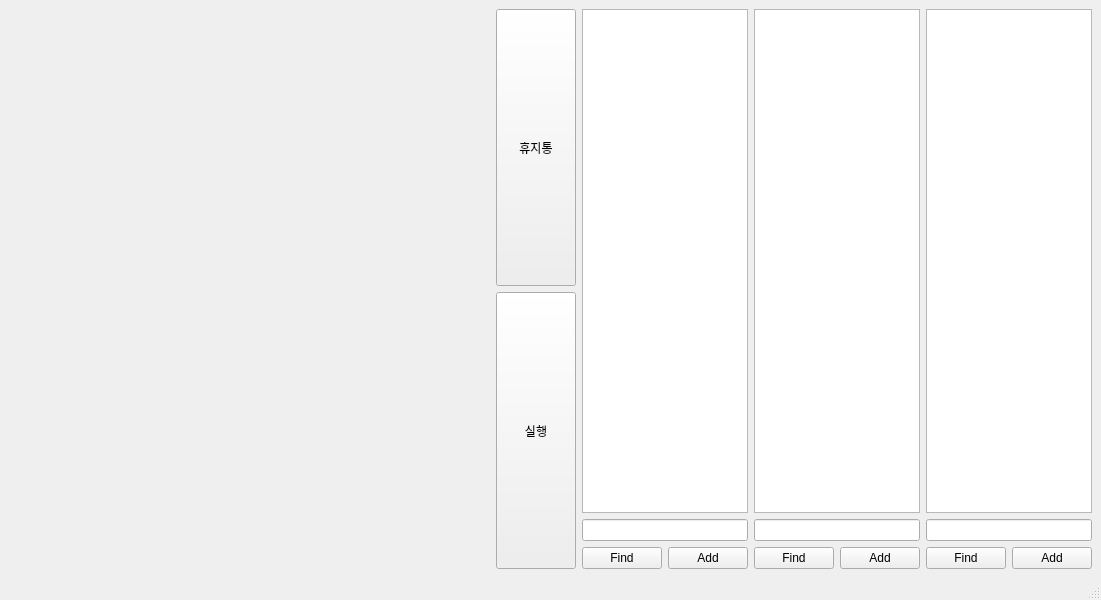
The window that gui.ui (chaos7ds/photo_manager) describes before a commit, drawn with Qt 5.
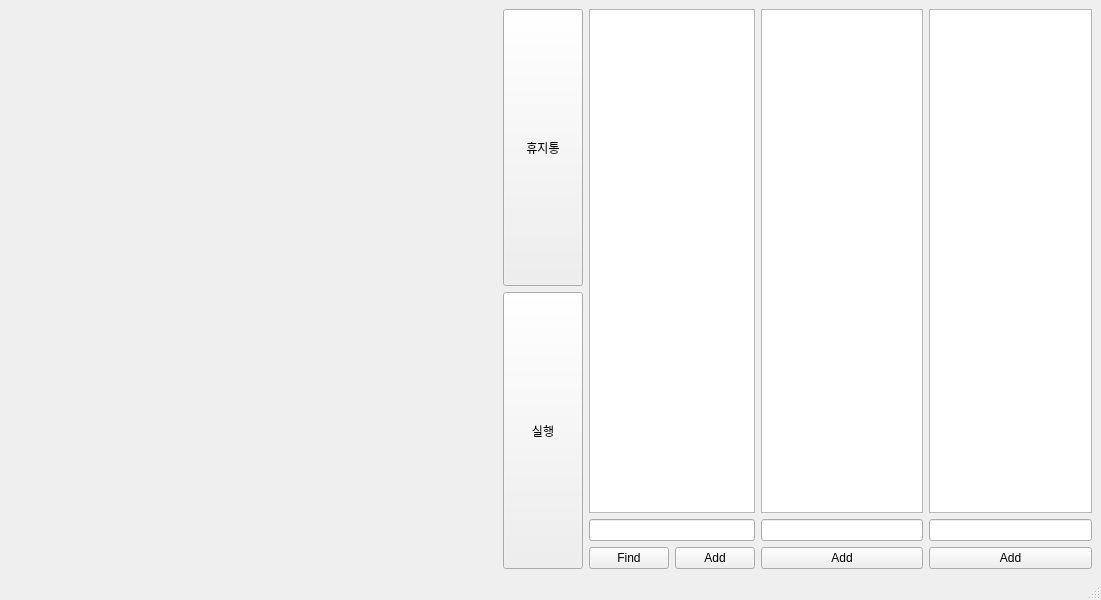
The same window after the commit.

Commit message: find 기능 추가

What changed in the file:
```diff
--- a/gui.ui
+++ b/gui.ui
@@ -98,13 +98,6 @@
         </item>
         <item>
          <layout class="QHBoxLayout" name="horizontalLayout_6">
-          <item>
-           <widget class="QPushButton" name="btn_find_2">
-            <property name="text">
-             <string>Find</string>
-            </property>
-           </widget>
-          </item>
           <item>
            <widget class="QPushButton" name="btn_add_2">
             <property name="text">
@@ -126,13 +119,6 @@
         </item>
         <item>
          <layout class="QHBoxLayout" name="horizontalLayout_2">
-          <item>
-           <widget class="QPushButton" name="btn_find_3">
-            <property name="text">
-             <string>Find</string>
-            </property>
-           </widget>
-          </item>
           <item>
            <widget class="QPushButton" name="btn_add_3">
             <property name="text">
```
The commit also changes 1 other file.
